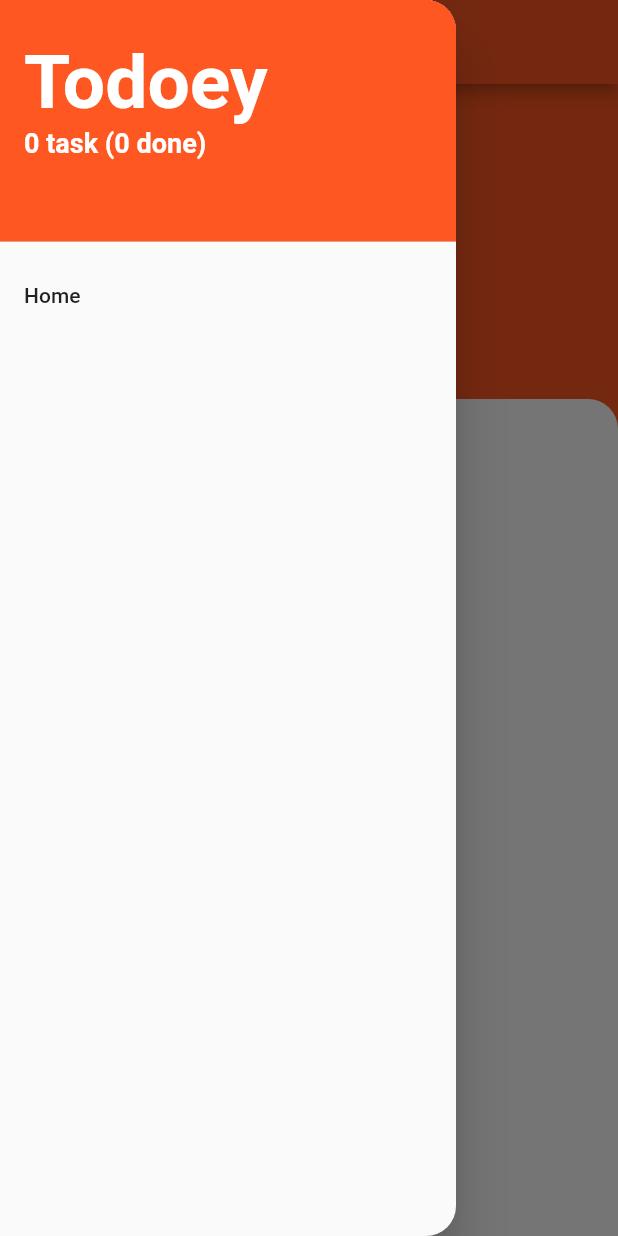
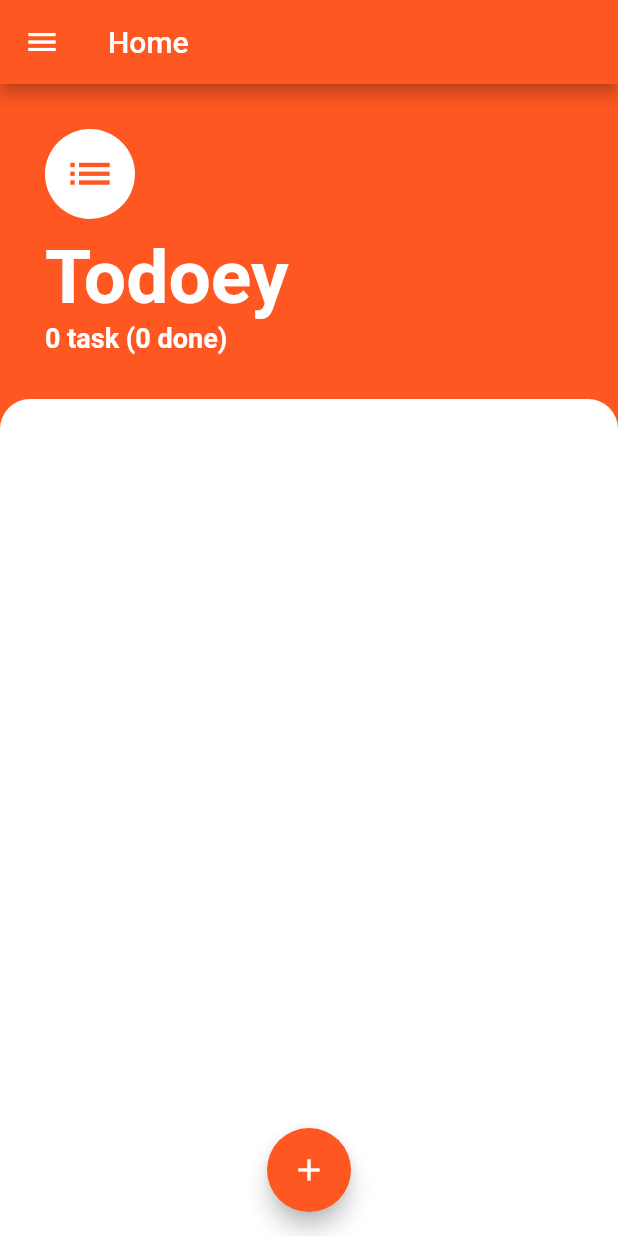
Before and after one commit to BadPistol97/flutter_todoey, a Flutter app: the screen it shows after launch, in the side drawer, after a tap on "Home", on a phone screen of 412 x 824 dp. Run offline on Flutter 3.47's test engine with Material 2 defaults, Android fonts, the phone set to English and light mode, and no system bars; our stand-ins replace flutter_riverpod; missing offline and left inert: flutter_quill.

Commit message:
add flutter quil for detail page

```diff
--- a/lib/components/drawer.dart
+++ b/lib/components/drawer.dart
@@ -56,6 +56,10 @@ class SideBar extends ConsumerWidget {
             title: const Text('Home'),
             onTap:() => Navigator.pushNamed(context,'home')
           ),
+          ListTile(
+              title: const Text('detail'),
+              onTap:() => Navigator.pushNamed(context,'detail')
+          ),
         ],
       ),
     );
--- a/lib/components/task_list.dart
+++ b/lib/components/task_list.dart
@@ -37,7 +37,10 @@ class TaskListState extends ConsumerState<TaskList> {
                 direction: DismissDirection.horizontal,
                 onDismissed: (direction) {
                     if(direction == DismissDirection.endToStart) ref.read(tasksStateProvider.notifier).removeTask(tasks[index].id);
-                    if(direction == DismissDirection.startToEnd) Navigator.pushNamed(context,'detail');
+                    if(direction == DismissDirection.startToEnd) {
+                      ref.read(taskIndexProvider.state).state = index;
+                      Navigator.pushNamed(context,'detail');
+                    }
                   },
                 background: Container(
                   alignment: Alignment.centerLeft,
--- a/lib/main.dart
+++ b/lib/main.dart
@@ -1,7 +1,6 @@
 import 'package:flutter/material.dart';
 import 'package:river/screens/tasks_screen.dart';
 import 'package:flutter_riverpod/flutter_riverpod.dart';
-import 'package:river/components/drawer.dart';
 import 'package:river/screens/task_detail.dart';
 
 void main() => runApp(
@@ -30,26 +29,8 @@ class MyApp extends ConsumerWidget {
         // Notice that the counter didn't reset back to zero; the application
         // is not restarted.
         primarySwatch: Colors.deepOrange,
+        visualDensity: VisualDensity.adaptivePlatformDensity,
       ),
-      builder:(context,child){
-        return Overlay(
-          initialEntries: [
-            OverlayEntry(builder: (context){
-              return Scaffold(
-                appBar: AppBar(
-                  title: const Text(
-                    'Home',
-                    style: TextStyle(color: Colors.white),
-                  ),
-                  backgroundColor:Colors.deepOrange,
-                ),
-                drawer: const SideBar(),
-                body:child,
-              );
-            })
-          ],
-        );
-      },
       initialRoute: 'home',
       routes: {
         // When navigating to the "/" route, build the FirstScreen widget.
--- a/lib/screens/tasks_screen.dart
+++ b/lib/screens/tasks_screen.dart
@@ -4,7 +4,7 @@ import 'package:river/components/task_list.dart';
 import 'package:flutter_riverpod/flutter_riverpod.dart';
 import 'package:river/state_providers/providers.dart';
 import 'package:river/models/task_model.dart';
-
+import 'package:river/components/drawer.dart';
 
 class TasksScreen extends ConsumerWidget{
 
@@ -34,6 +34,14 @@ class TasksScreen extends ConsumerWidget{
         backgroundColor: Colors.deepOrange,
         child: const Icon(Icons.add)
       ),
+      appBar: AppBar(
+        title: const Text(
+          'Home',
+          style: TextStyle(color: Colors.white),
+        ),
+        backgroundColor:Colors.deepOrange,
+      ),
+      drawer: const SideBar(),
       body:Column(
         crossAxisAlignment: CrossAxisAlignment.start,
         children: [
--- a/lib/state_providers/providers.dart
+++ b/lib/state_providers/providers.dart
@@ -5,6 +5,8 @@ import 'package:river/models/task_model.dart';
 
 final dataProvider = StateProvider<List<String>>((ref)=>[]);
 
+final taskIndexProvider = StateProvider<int>((ref)=>0);
+
 final dataStateProvider = StateNotifierProvider<DataStateNotifier,List<String>>((ref) => DataStateNotifier());
 
 final tasksStateProvider = StateNotifierProvider<TasksStateNotifier,List<TaskModel>>((ref) => TasksStateNotifier());
--- a/pubspec.yaml
+++ b/pubspec.yaml
@@ -36,6 +36,7 @@ dependencies:
   cupertino_icons: ^1.0.2
   provider: ^6.0.3
   flutter_riverpod: ^2.0.0-dev.9
+  flutter_quill: ^5.0.3
 
 dev_dependencies:
   flutter_test:
```
Also changed, not shown: lib/screens/task_detail.dart (+80 -3 lines), pubspec.lock, 1 other file.
